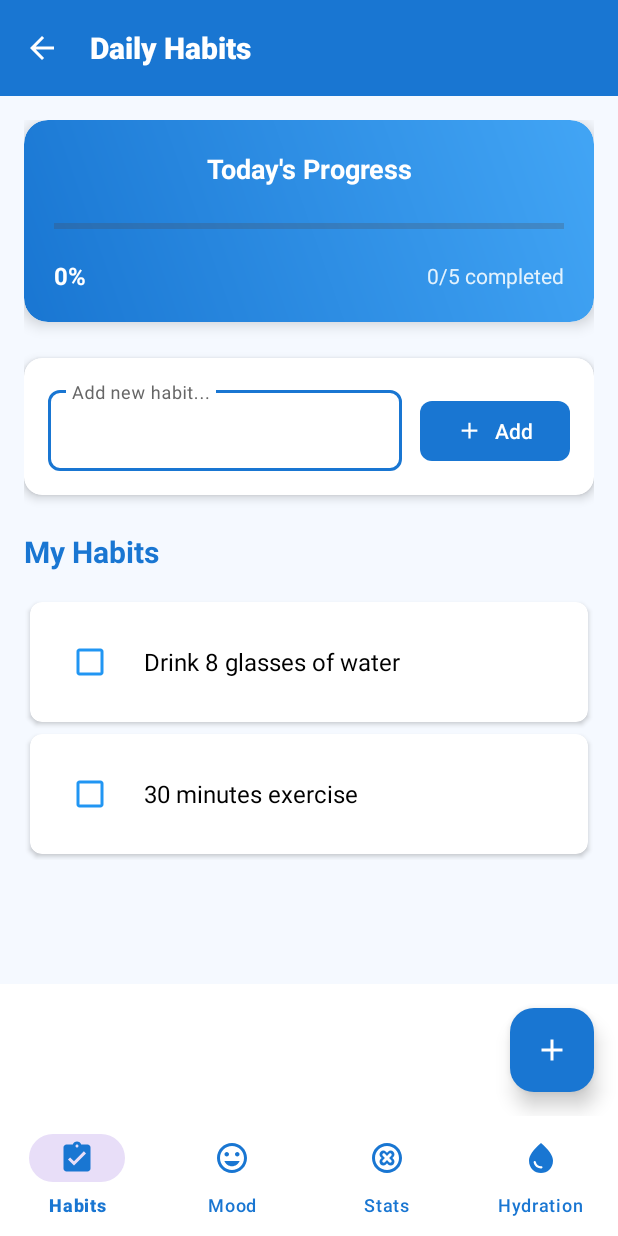
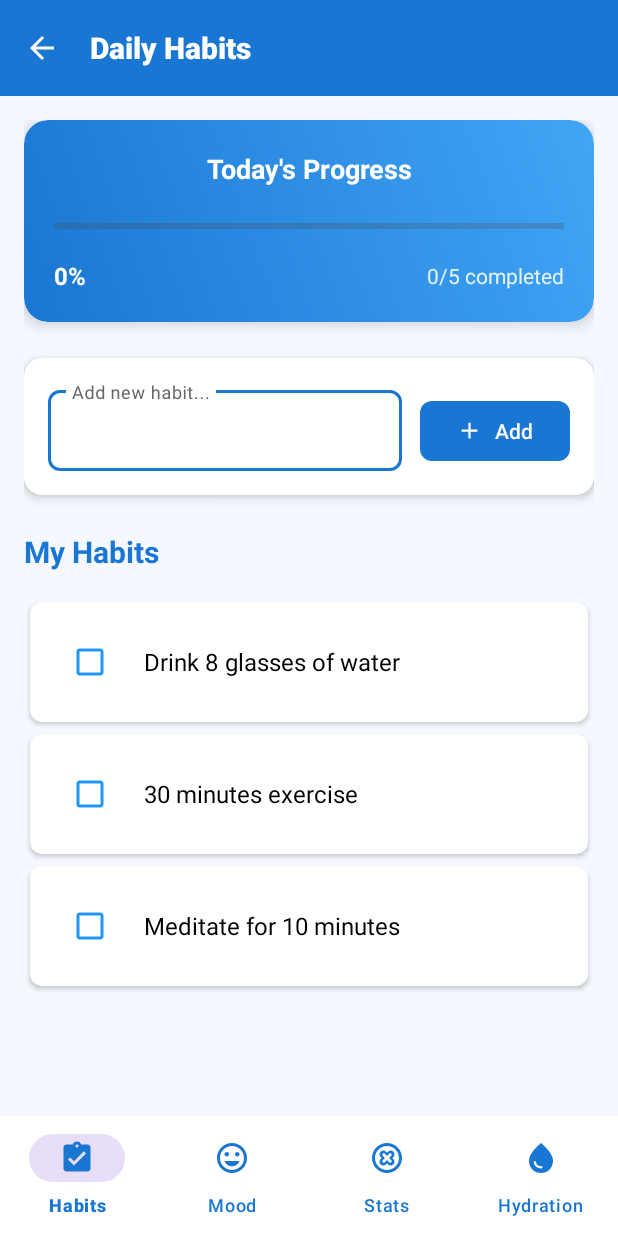
Before and after one commit to thusithassilva/HealthApp, an Android app: the HabitsActivity screen opened directly, with no data from a screen before it, on a phone screen of 412 x 824 dp. Run offline under Robolectric (Android 15) with nearby library versions, the phone set to English and light mode, and no system bars.

Commit message:
Habit UI
Update habit UI

```diff
--- a/app/src/main/java/com/example/healthapp/HabitsActivity.kt
+++ b/app/src/main/java/com/example/healthapp/HabitsActivity.kt
@@ -60,9 +60,6 @@
 
     private fun setupClickListeners() {
         // FAB click listener
-        binding.fabAddHabit.setOnClickListener {
-            showAddHabitDialog()
-        }
 
         // Add button in the card click listener
         binding.btnAddHabit.setOnClickListener {
--- a/app/src/main/res/layout/activity_habits.xml
+++ b/app/src/main/res/layout/activity_habits.xml
@@ -185,19 +185,6 @@
 
     </ScrollView>
 
-    <!-- Floating Action Button -->
-    <com.google.android.material.floatingactionbutton.FloatingActionButton
-        android:id="@+id/fabAddHabit"
-        android:layout_width="wrap_content"
-        android:layout_height="wrap_content"
-        android:layout_gravity="end|bottom"
-        android:layout_margin="16dp"
-        android:contentDescription="Add new habit"
-        app:backgroundTint="@color/primary_blue"
-        app:tint="@color/white"
-        app:srcCompat="@drawable/ic_add"
-        app:elevation="8dp" />
-
     <!-- Bottom Navigation -->
     <com.google.android.material.bottomnavigation.BottomNavigationView
         android:id="@+id/bottomNavigationView"
```
